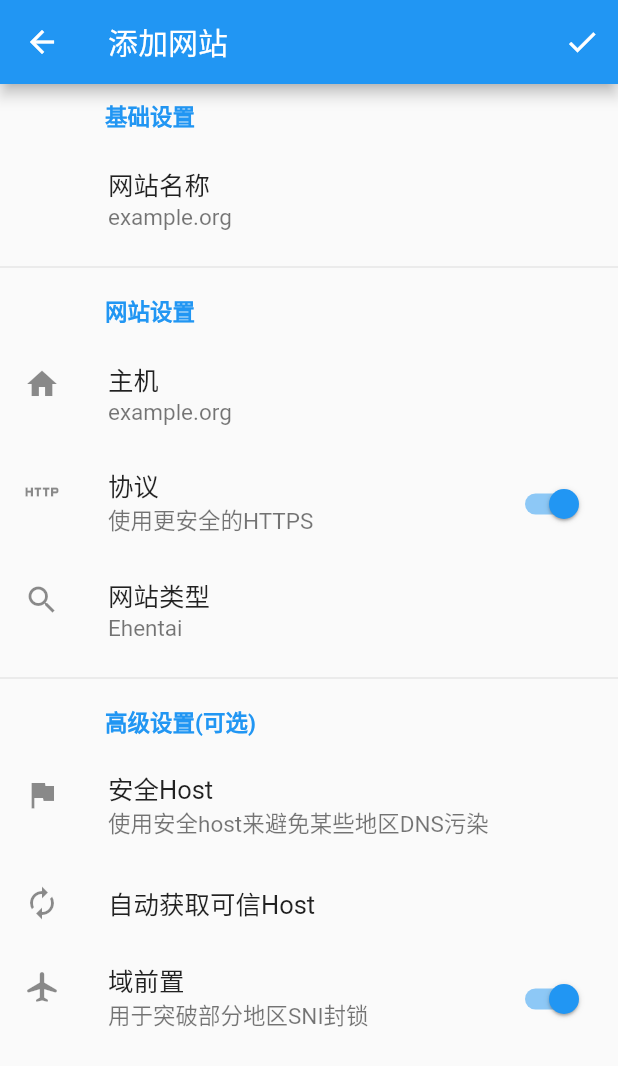
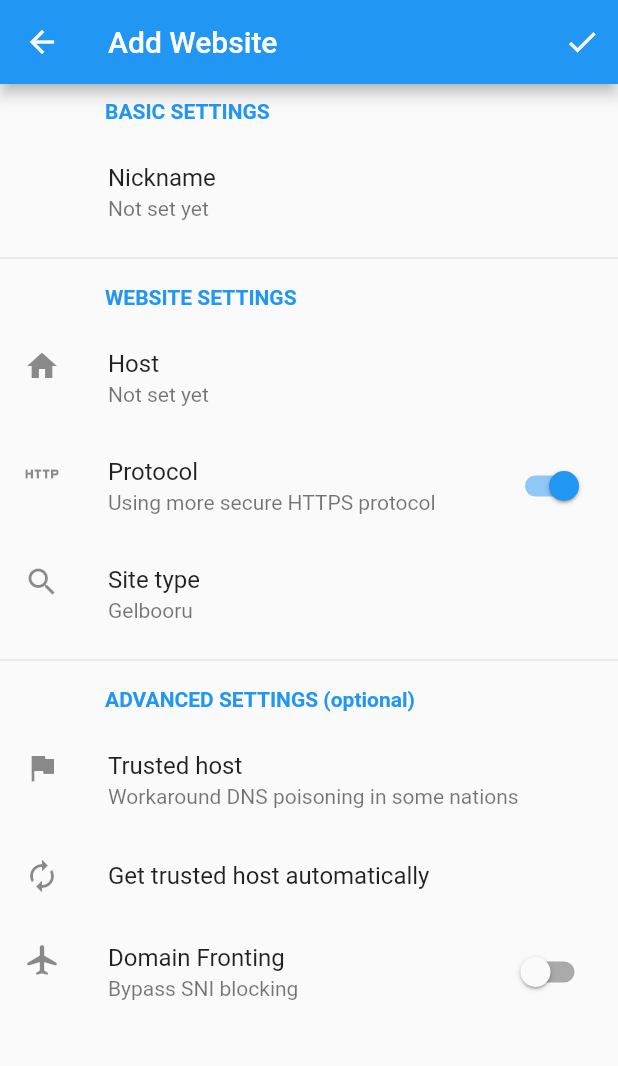
Before and after one commit to simonkimi/CatPic, a Flutter app: the screen it shows after launch, on a phone screen of 412 x 824 dp. Shown: the top 1066 px of the screen. Run offline on Flutter 3.47's test engine with Material 2 defaults, Android fonts, the phone set to English and light mode, and no system bars; our stand-ins replace dio, floor, flutter_mobx, flutter_slidable, mobx; accounts and stored records are empty; generated files the repository leaves out were written again.

Commit message:
对现有页面语言进行翻译

```diff
--- a/lib/data/database/entity/website_entity.dart
+++ b/lib/data/database/entity/website_entity.dart
@@ -39,3 +39,11 @@ class WebsiteEntity {
 enum WebsiteProtocol { HTTP, HTTPS }
 
 enum WebsiteType { EHENTAI, GELBOORU, MOEBOORU, DANBOORU }
+
+Map<int, String> websiteTypeName = {
+  WebsiteType.EHENTAI.index: "EHentai",
+  WebsiteType.GELBOORU.index: "Gelbooru",
+  WebsiteType.MOEBOORU.index: "Moebooru",
+  WebsiteType.DANBOORU.index: "Danbooru",
+
+};
--- a/lib/l10n/intl_en.arb
+++ b/lib/l10n/intl_en.arb
@@ -1,3 +1,20 @@
 {
-  "@@locale": "en"
+  "@@locale": "en",
+  "back": "back",
+  "not_set": "Not set yet",
+  "website_manager": "Website Manager",
+  "add_website": "Add Website",
+  "basic_settings": "BASIC SETTINGS",
+  "website_nickname": "Nickname",
+  "website_settings": "WEBSITE SETTINGS",
+  "host": "Host",
+  "protocol": "Protocol",
+  "protocol_https": "Using more secure HTTPS protocol",
+  "site_type": "Site type",
+  "advanced_settings": "ADVANCED SETTINGS (optional)",
+  "trusted_host": "Trusted host",
+  "trusted_host_auto": "Get trusted host automatically",
+  "trusted_host_desc": "Workaround DNS poisoning in some nations",
+  "domain_fronting": "Domain Fronting",
+  "domain_fronting_desc": "Bypass SNI blocking"
 }
--- a/lib/l10n/intl_zh_CN.arb
+++ b/lib/l10n/intl_zh_CN.arb
@@ -1,3 +1,20 @@
 {
-  "@@locale": "zh_CN"
+  "@@locale": "zh_CN",
+  "back": "返回",
+  "not_set": "未指定",
+  "website_manager": "网站管理",
+  "add_website": "添加网站",
+  "basic_settings": "基础设置",
+  "website_nickname": "网站昵称",
+  "website_settings": "网站设置",
+  "host": "主机",
+  "protocol": "协议",
+  "protocol_https": "使用更安全的HTTPS协议",
+  "site_type": "站点类型",
+  "advanced_settings": "高级设置(可选)",
+  "trusted_host": "信任主机地址",
+  "trusted_host_desc": "解决某些地区的 DNS 污染问题",
+  "trusted_host_auto": "自动获取信任主机地址",
+  "domain_fronting": "域前置",
+  "domain_fronting_desc": "绕过 SNI 封锁"
 }
--- a/lib/main.dart
+++ b/lib/main.dart
@@ -23,6 +23,7 @@ class MyApp extends StatelessWidget {
         S.delegate
       ],
       supportedLocales: [
+        Locale('en'),
         Locale('zh', 'CN'),
       ],
       home: WebsiteAddPage(),
--- a/lib/ui/pages/website_add_page/website_add_page.dart
+++ b/lib/ui/pages/website_add_page/website_add_page.dart
@@ -1,4 +1,5 @@
 import 'package:catpic/data/database/entity/website_entity.dart';
+import 'package:catpic/generated/l10n.dart';
 import 'package:catpic/ui/components/setting/summary_tile.dart';
 import 'package:catpic/ui/components/setting/text_input_tile.dart';
 import 'package:flutter/material.dart';
@@ -14,8 +15,7 @@ class _WebsiteAddPageState extends State<WebsiteAddPage> {
   int protocol;
   int websiteType;
   String trustHost;
-  bool useDomainFronting;
-
+  bool domainFronting;
 
   @override
   void initState() {
@@ -25,14 +25,14 @@ class _WebsiteAddPageState extends State<WebsiteAddPage> {
     protocol = WebsiteProtocol.HTTPS.index;
     websiteType = WebsiteType.GELBOORU.index;
     trustHost = "";
-    useDomainFronting = false;
+    domainFronting = false;
   }
 
   @override
   Widget build(BuildContext context) {
     return Scaffold(
       appBar: AppBar(
-        title: Text("添加网站"),
+        title: Text(S.of(context).add_website),
         leading: IconButton(
           icon: Icon(Icons.arrow_back),
           onPressed: () {},
@@ -42,32 +42,44 @@ class _WebsiteAddPageState extends State<WebsiteAddPage> {
       body: SafeArea(
         child: ListView(
           children: [
-            SummaryTile("基础设置"),
+            SummaryTile(S.of(context).basic_settings),
             TextInputTile(
-              title: Text("网站名称"),
-              subtitle: Text(websiteName.isEmpty ? "example.org" : websiteName),
+              title: Text(S.of(context).website_nickname),
+              subtitle: Text(
+                  websiteName.isEmpty ? S.of(context).not_set : websiteName),
               leading: SizedBox(),
               onChanged: (value) {
-                debugPrint(value);
+                setState(() {
+                  websiteName = value;
+                });
               },
             ),
             Divider(),
-            SummaryTile("网站设置"),
+            SummaryTile(S.of(context).website_settings),
             TextInputTile(
-              title: Text("主机"),
-              subtitle: Text("example.org"),
+              title: Text(S.of(context).host),
+              subtitle: Text(
+                  websiteHost.isEmpty ? S.of(context).not_set : websiteHost),
               leading: Icon(Icons.home),
               hintText: "example.org",
               onChanged: (value) {
-                debugPrint(value);
+                setState(() {
+                  websiteHost = value;
+                });
               },
             ),
             SwitchListTile(
-              title: Text("协议"),
-              subtitle: Text("使用更安全的HTTPS"),
+              title: Text(S.of(context).protocol),
+              subtitle: Text(S.of(context).protocol_https),
               secondary: Icon(Icons.http),
-              value: true,
-              onChanged: (value) {},
+              value: protocol == WebsiteProtocol.HTTPS.index,
+              onChanged: (value) {
+                setState(() {
+                  protocol = value
+                      ? WebsiteProtocol.HTTPS.index
+                      : WebsiteProtocol.HTTP.index;
+                });
+              },
             ),
             PopupMenuButton(
               itemBuilder: (context) => [
@@ -81,32 +93,45 @@ class _WebsiteAddPageState extends State<WebsiteAddPage> {
                     child: Text("Danbooru"), value: WebsiteType.DANBOORU.index),
               ],
               child: ListTile(
-                title: Text("网站类型"),
-                subtitle: Text("Ehentai"),
+                title: Text(S.of(context).site_type),
+                subtitle: Text(websiteTypeName[websiteType]),
                 leading: Icon(Icons.search),
               ),
+              onSelected: (value) {
+                setState(() {
+                  websiteType = value;
+                });
+              },
             ),
             Divider(),
-            SummaryTile("高级设置(可选)"),
+            SummaryTile(S.of(context).advanced_settings),
             TextInputTile(
               leading: Icon(Icons.flag),
-              title: Text("安全Host"),
-              subtitle: Text("使用安全host来避免某些地区DNS污染"),
-              onChanged: (value) {},
+              title: Text(S.of(context).trusted_host),
+              subtitle: Text(trustHost.isEmpty
+                  ? S.of(context).trusted_host_desc
+                  : trustHost),
+              onChanged: (value) {
+                setState(() {
+                  trustHost = value;
+                });
+              },
             ),
             ListTile(
               leading: Icon(Icons.autorenew_sharp),
-              title: Text("自动获取可信Host"),
-              onTap: () {
-
-              },
+              title: Text(S.of(context).trusted_host_auto),
+              onTap: () {},
             ),
             SwitchListTile(
-              title: Text("域前置"),
-              subtitle: Text("用于突破部分地区SNI封锁"),
+              title: Text(S.of(context).domain_fronting),
+              subtitle: Text(S.of(context).domain_fronting_desc),
               secondary: Icon(Icons.airplanemode_active_rounded),
-              value: true,
-              onChanged: (value) {},
+              value: domainFronting,
+              onChanged: (value) {
+                setState(() {
+                  domainFronting = value;
+                });
+              },
             ),
           ],
         ),
--- a/lib/ui/pages/website_manager/website_manager.dart
+++ b/lib/ui/pages/website_manager/website_manager.dart
@@ -1,3 +1,4 @@
+import 'package:catpic/generated/l10n.dart';
 import 'package:catpic/ui/components/website_item.dart';
 import 'package:flutter/material.dart';
 
@@ -27,9 +28,9 @@ class _WebsiteManagerState extends State<WebsiteManager> {
         leading: IconButton(
           icon: Icon(Icons.arrow_back),
           onPressed: () {},
-          tooltip: "返回",
+          tooltip: S.of(context).back,
         ),
-        title: Text("网站管理"),
+        title: Text(S.of(context).website_manager),
         actions: [
 
         ],
--- a/pubspec.yaml
+++ b/pubspec.yaml
@@ -18,7 +18,7 @@ dependencies:
   flutter_mobx: ^1.1.0+2
   floor: ^0.14.0
   flutter_slidable: ^0.5.7
-  intl: ^0.15.7
+  intl: ^0.16.1
 
   cupertino_icons: ^1.0.0
 
@@ -27,7 +27,6 @@ dev_dependencies:
     sdk: flutter
   build_runner: ^1.7.3
   mobx_codegen: ^1.1.2
-  intl_translation: ^0.17.2
 
 flutter:
   uses-material-design: true
```
Also changed, not shown: lib/generated/intl/messages_en.dart, lib/generated/intl/messages_zh_CN.dart, lib/generated/l10n.dart, pubspec.lock.
